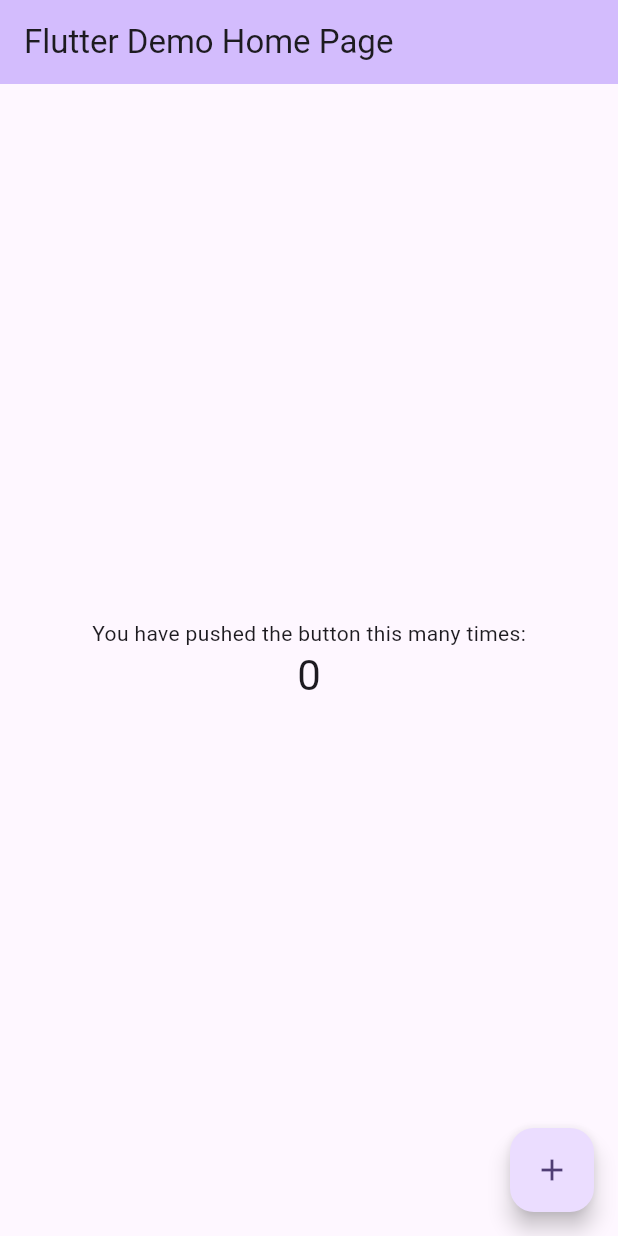
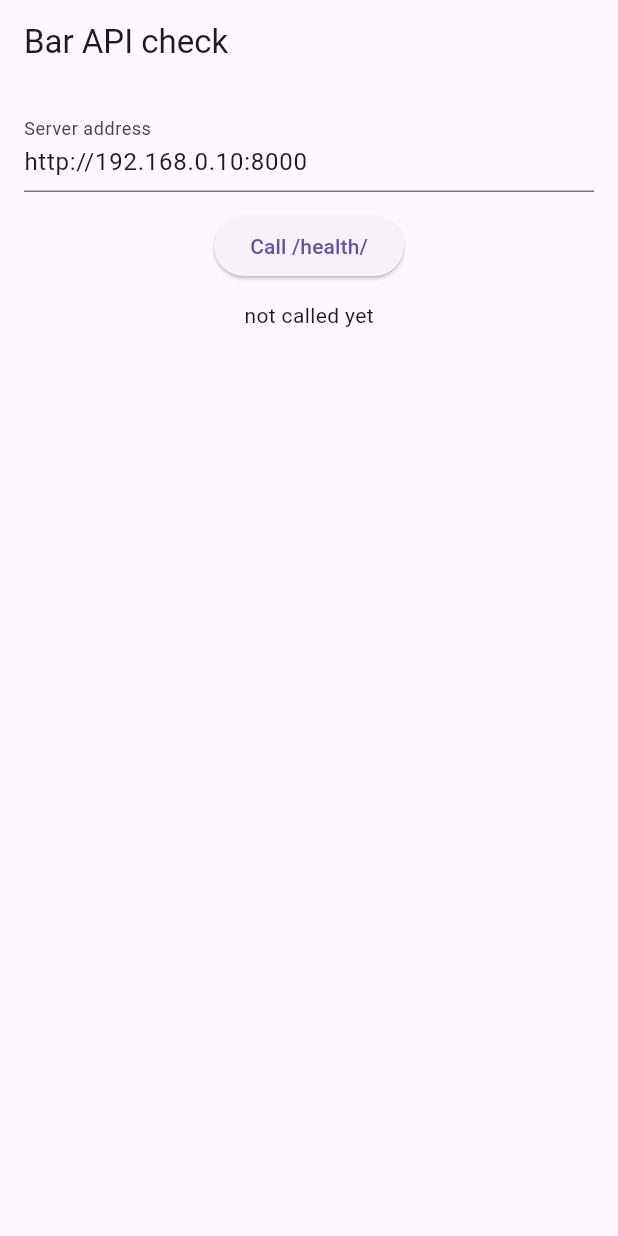
Before and after one commit to Larry-himth/BarSystem, a Flutter app: the screen it shows after launch, on a phone screen of 412 x 824 dp. Run offline on Flutter 3.47's test engine with Material 3 defaults, Android fonts, the phone set to English and light mode, and no system bars.

Commit message:
feat: implement health check API call and update dependencies

```diff
--- a/boss-app/lib/main.dart
+++ b/boss-app/lib/main.dart
@@ -1,122 +1,53 @@
    import 'package:flutter/material.dart';
+  import 'dart:convert';
+  import 'dart:io';
 
-void main() {
-  runApp(const MyApp());
+   void main() => runApp(const MaterialApp(home: Hello()));
+
+   class Hello extends StatefulWidget {
+     const Hello({super.key});
+     @override
+     State<Hello> createState() => _HelloState();
    }
 
-class MyApp extends StatelessWidget {
-  const MyApp({super.key});
+   class _HelloState extends State<Hello> {
+     final url = TextEditingController(text: 'http://192.168.0.10:8000');
+     String result = 'not called yet';
 
-  // This widget is the root of your application.
-  @override
-  Widget build(BuildContext context) {
-    return MaterialApp(
-      title: 'Flutter Demo',
-      theme: ThemeData(
-        // This is the theme of your application.
-        //
-        // TRY THIS: Try running your application with "flutter run". You'll see
-        // the application has a purple toolbar. Then, without quitting the app,
-        // try changing the seedColor in the colorScheme below to Colors.green
-        // and then invoke "hot reload" (save your changes or press the "hot
-        // reload" button in a Flutter-supported IDE, or press "r" if you used
-        // the command line to start the app).
-        //
-        // Notice that the counter didn't reset back to zero; the application
-        // state is not lost during the reload. To reset the state, use hot
-        // restart instead.
-        //
-        // This works for code too, not just values: Most code changes can be
-        // tested with just a hot reload.
-        colorScheme: .fromSeed(seedColor: Colors.deepPurple),
-      ),
-      home: const MyHomePage(title: 'Flutter Demo Home Page'),
-    );
+     Future<void> call() async {
+       setState(() => result = 'calling...');
+       try {
+         final client = HttpClient();
+         try {
+           final request = await client
+               .getUrl(Uri.parse('${url.text}/api/v1/health/'))
+               .timeout(const Duration(seconds: 8));
+           final response = await request.close().timeout(const Duration(seconds: 8));
+           final body = await response.transform(utf8.decoder).join();
+           setState(() => result = '${response.statusCode}\n$body');
+         } finally {
+           client.close();
+         }
+       } catch (e) {
+         setState(() => result = 'ERROR: $e');
        }
      }
 
-class MyHomePage extends StatefulWidget {
-  const MyHomePage({super.key, required this.title});
-
-  // This widget is the home page of your application. It is stateful, meaning
-  // that it has a State object (defined below) that contains fields that affect
-  // how it looks.
-
-  // This class is the configuration for the state. It holds the values (in this
-  // case the title) provided by the parent (in this case the App widget) and
-  // used by the build method of the State. Fields in a Widget subclass are
-  // always marked "final".
-
-  final String title;
-
      @override
-  State<MyHomePage> createState() => _MyHomePageState();
-}
-
-class _MyHomePageState extends State<MyHomePage> {
-  int _counter = 0;
-
-  void _incrementCounter() {
-    setState(() {
-      // This call to setState tells the Flutter framework that something has
-      // changed in this State, which causes it to rerun the build method below
-      // so that the display can reflect the updated values. If we changed
-      // _counter without calling setState(), then the build method would not be
-      // called again, and so nothing would appear to happen.
-      _counter++;
-    });
-  }
-
-  @override
-  Widget build(BuildContext context) {
-    // This method is rerun every time setState is called, for instance as done
-    // by the _incrementCounter method above.
-    //
-    // The Flutter framework has been optimized to make rerunning build methods
-    // fast, so that you can just rebuild anything that needs updating rather
-    // than having to individually change instances of widgets.
-    return Scaffold(
-      appBar: AppBar(
-        // TRY THIS: Try changing the color here to a specific color (to
-        // Colors.amber, perhaps?) and trigger a hot reload to see the AppBar
-        // change color while the other colors stay the same.
-        backgroundColor: Theme.of(context).colorScheme.inversePrimary,
-        // Here we take the value from the MyHomePage object that was created by
-        // the App.build method, and use it to set our appbar title.
-        title: Text(widget.title),
+     Widget build(BuildContext context) => Scaffold(
+           appBar: AppBar(title: const Text('Bar API check')),
+           body: Padding(
+             padding: const EdgeInsets.all(16),
+             child: Column(children: [
+               TextField(
+                 controller: url,
+                 decoration: const InputDecoration(labelText: 'Server address'),
                ),
-      body: Center(
-        // Center is a layout widget. It takes a single child and positions it
-        // in the middle of the parent.
-        child: Column(
-          // Column is also a layout widget. It takes a list of children and
-          // arranges them vertically. By default, it sizes itself to fit its
-          // children horizontally, and tries to be as tall as its parent.
-          //
-          // Column has various properties to control how it sizes itself and
-          // how it positions its children. Here we use mainAxisAlignment to
-          // center the children vertically; the main axis here is the vertical
-          // axis because Columns are vertical (the cross axis would be
-          // horizontal).
-          //
-          // TRY THIS: Invoke "debug painting" (choose the "Toggle Debug Paint"
-          // action in the IDE, or press "p" in the console), to see the
-          // wireframe for each widget.
-          mainAxisAlignment: .center,
-          children: [
-            const Text('You have pushed the button this many times:'),
-            Text(
-              '$_counter',
-              style: Theme.of(context).textTheme.headlineMedium,
-            ),
-          ],
-        ),
-      ),
-      floatingActionButton: FloatingActionButton(
-        onPressed: _incrementCounter,
-        tooltip: 'Increment',
-        child: const Icon(Icons.add),
+               const SizedBox(height: 12),
+               ElevatedButton(onPressed: call, child: const Text('Call /health/')),
+               const SizedBox(height: 12),
+               Text(result),
+             ]),
            ),
          );
    }
-}
--- a/boss-app/pubspec.yaml
+++ b/boss-app/pubspec.yaml
@@ -34,6 +34,7 @@ dependencies:
   # The following adds the Cupertino Icons font to your application.
   # Use with the CupertinoIcons class for iOS style icons.
   cupertino_icons: ^1.0.8
+  http: ^1.6.0
 
 dev_dependencies:
   flutter_test:
```
Also changed, not shown: boss-app/pubspec.lock, 2 other files. Lines whose indentation alone changed are shown as unchanged.
